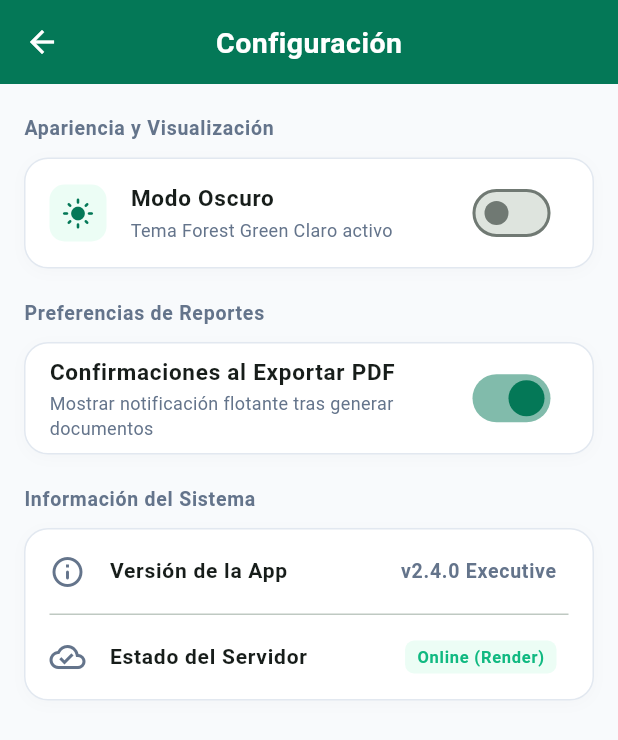
After one commit to LuisYepes601/inventario_unidad_4, a Flutter app: the ConfiguracionesScreen screen opened directly, on a phone screen of 412 x 824 dp. The commit adds this screen. Shown: the top 740 px of the screen. Run offline on Flutter 3.47's test engine with Material 3 defaults, Android fonts, the phone set to English and light mode, and no system bars; our stand-ins replace image_picker, pdf, printing; network calls fail.

Commit message:
first change

```diff
--- /dev/null
+++ b/lib/config/screens/configuraciones_screen.dart
@@ -0,0 +1,163 @@
+import 'package:flutter/material.dart';
+import '../../../config/theme_provider.dart';
+
+class ConfiguracionesScreen extends StatefulWidget {
+  const ConfiguracionesScreen({super.key});
+
+  @override
+  State<ConfiguracionesScreen> createState() => _ConfiguracionesScreenState();
+}
+
+class _ConfiguracionesScreenState extends State<ConfiguracionesScreen> {
+  bool _notificacionesVisuales = true;
+
+  static const darkForestGreen = Color(0xFF047857);
+  static const softGreenBg = Color(0xFFECFDF5);
+  static const slateDark = Color(0xFF0F172A);
+  static const slateMuted = Color(0xFF64748B);
+
+  @override
+  Widget build(BuildContext context) {
+    final isDark = Theme.of(context).brightness == Brightness.dark;
+
+    return Scaffold(
+      appBar: AppBar(
+        title: const Text(
+          'Configuración',
+          style: TextStyle(fontWeight: FontWeight.bold, fontSize: 19, letterSpacing: 0.3),
+        ),
+        centerTitle: true,
+      ),
+      body: ListView(
+        padding: const EdgeInsets.symmetric(horizontal: 16, vertical: 20),
+        children: [
+          // --- SECCIÓN: APARIENCIA Y TEMA ---
+          _buildSectionHeader('Apariencia y Visualización'),
+          const SizedBox(height: 10),
+          _buildSettingsCard(
+            context,
+            child: ListTile(
+              leading: Container(
+                padding: const EdgeInsets.all(8),
+                decoration: BoxDecoration(
+                  color: isDark ? const Color(0xFF334155) : softGreenBg,
+                  borderRadius: BorderRadius.circular(10),
+                ),
+                child: Icon(
+                  isDark ? Icons.dark_mode_rounded : Icons.light_mode_rounded,
+                  color: isDark ? const Color(0xFF10B981) : darkForestGreen,
+                  size: 22,
+                ),
+              ),
+              title: const Text(
+                'Modo Oscuro',
+                style: TextStyle(fontWeight: FontWeight.bold, fontSize: 15),
+              ),
+              subtitle: Text(
+                isDark ? 'Tema Slate Dark activo' : 'Tema Forest Green Claro activo',
+                style: const TextStyle(fontSize: 12, color: slateMuted),
+              ),
+              trailing: Switch.adaptive(
+                value: themeProvider.isDarkMode,
+                activeColor: const Color(0xFF10B981),
+                onChanged: (val) {
+                  setState(() {
+                    themeProvider.toggleTheme(val);
+                  });
+                },
+              ),
+            ),
+          ),
+          const SizedBox(height: 20),
+
+          // --- SECCIÓN: SISTEMA Y REPORTES ---
+          _buildSectionHeader('Preferencias de Reportes'),
+          const SizedBox(height: 10),
+          _buildSettingsCard(
+            context,
+            child: Column(
+              children: [
+                SwitchListTile.adaptive(
+                  value: _notificacionesVisuales,
+                  activeColor: isDark ? const Color(0xFF10B981) : darkForestGreen,
+                  title: const Text(
+                    'Confirmaciones al Exportar PDF',
+                    style: TextStyle(fontWeight: FontWeight.bold, fontSize: 15),
+                  ),
+                  subtitle: const Text(
+                    'Mostrar notificación flotante tras generar documentos',
+                    style: TextStyle(fontSize: 12, color: slateMuted),
+                  ),
+                  onChanged: (val) => setState(() => _notificacionesVisuales = val),
+                ),
+              ],
+            ),
+          ),
+          const SizedBox(height: 20),
+
+          // --- SECCIÓN: INFORMACIÓN DE LA APP ---
+          _buildSectionHeader('Información del Sistema'),
+          const SizedBox(height: 10),
+          _buildSettingsCard(
+            context,
+            child: Column(
+              children: [
+                const ListTile(
+                  leading: Icon(Icons.info_outline_rounded, color: slateMuted),
+                  title: Text('Versión de la App', style: TextStyle(fontWeight: FontWeight.bold, fontSize: 14)),
+                  trailing: Text('v2.4.0 Executive', style: TextStyle(color: slateMuted, fontWeight: FontWeight.bold, fontSize: 13)),
+                ),
+                const Divider(height: 1, indent: 16, endIndent: 16),
+                ListTile(
+                  leading: const Icon(Icons.cloud_done_outlined, color: slateMuted),
+                  title: const Text('Estado del Servidor', style: TextStyle(fontWeight: FontWeight.bold, fontSize: 14)),
+                  trailing: Container(
+                    padding: const EdgeInsets.symmetric(horizontal: 8, vertical: 3),
+                    decoration: BoxDecoration(
+                      color: isDark ? const Color(0xFF064E3B) : softGreenBg,
+                      borderRadius: BorderRadius.circular(6),
+                    ),
+                    child: const Text('Online (Render)', style: TextStyle(color: Color(0xFF10B981), fontSize: 11, fontWeight: FontWeight.bold)),
+                  ),
+                ),
+              ],
+            ),
+          ),
+        ],
+      ),
+    );
+  }
+
+  Widget _buildSectionHeader(String title) {
+    return Text(
+      title,
+      style: const TextStyle(
+        fontSize: 13,
+        fontWeight: FontWeight.bold,
+        color: slateMuted,
+        letterSpacing: 0.5,
+      ),
+    );
+  }
+
+  Widget _buildSettingsCard(BuildContext context, {required Widget child}) {
+    final isDark = Theme.of(context).brightness == Brightness.dark;
+    return Container(
+      decoration: BoxDecoration(
+        color: isDark ? const Color(0xFF1E293B) : Colors.white,
+        borderRadius: BorderRadius.circular(16),
+        border: Border.all(
+          color: isDark ? const Color(0xFF334155) : const Color(0xFFE2E8F0),
+        ),
+        boxShadow: [
+          BoxShadow(
+            color: Colors.black.withOpacity(0.02),
+            blurRadius: 8,
+            offset: const Offset(0, 2),
+          ),
+        ],
+      ),
+      child: child,
+    );
+  }
+}
--- /dev/null
+++ b/lib/config/theme_provider.dart
@@ -0,0 +1,58 @@
+import 'package:flutter/material.dart';
+
+class ThemeProvider extends ChangeNotifier {
+  ThemeMode _themeMode = ThemeMode.light;
+
+  ThemeMode get themeMode => _themeMode;
+  bool get isDarkMode => _themeMode == ThemeMode.dark;
+
+  void toggleTheme(bool isDark) {
+    _themeMode = isDark ? ThemeMode.dark : ThemeMode.light;
+    notifyListeners();
+  }
+
+  // Tema Claro Executive Forest Green
+  static final lightTheme = ThemeData(
+    useMaterial3: true,
+    brightness: Brightness.light,
+    primaryColor: const Color(0xFF047857),
+    scaffoldBackgroundColor: const Color(0xFFF8FAFC),
+    colorScheme: ColorScheme.fromSeed(
+      seedColor: const Color(0xFF047857),
+      brightness: Brightness.light,
+      primary: const Color(0xFF047857),
+      surface: Colors.white,
+      background: const Color(0xFFF8FAFC),
+    ),
+    appBarTheme: const AppBarTheme(
+      backgroundColor: Color(0xFF047857),
+      foregroundColor: Colors.white,
+      elevation: 0,
+    ),
+    cardColor: Colors.white,
+  );
+
+  // Tema Oscuro Executive Slate & Emerald
+  static final darkTheme = ThemeData(
+    useMaterial3: true,
+    brightness: Brightness.dark,
+    primaryColor: const Color(0xFF10B981),
+    scaffoldBackgroundColor: const Color(0xFF0F172A),
+    colorScheme: ColorScheme.fromSeed(
+      seedColor: const Color(0xFF10B981),
+      brightness: Brightness.dark,
+      primary: const Color(0xFF10B981),
+      surface: const Color(0xFF1E293B),
+      background: const Color(0xFF0F172A),
+    ),
+    appBarTheme: const AppBarTheme(
+      backgroundColor: Color(0xFF1E293B),
+      foregroundColor: Colors.white,
+      elevation: 0,
+    ),
+    cardColor: const Color(0xFF1E293B),
+  );
+}
+
+// Instancia global accesible en toda la app
+final themeProvider = ThemeProvider();
--- a/pubspec.yaml
+++ b/pubspec.yaml
@@ -36,6 +36,8 @@ dependencies:
   # Use with the CupertinoIcons class for iOS style icons.
   cupertino_icons: ^1.0.8
   image_picker: ^1.2.4
+  pdf: ^3.13.1
+  printing: ^5.15.1
 
 dev_dependencies:
   flutter_test:
```
Also changed, not shown: lib/features/productos/screens/productos_screen.dart (+140 -52 lines), lib/features/reportes/services/pdf_export_service.dart (added, +109 -0 lines), lib/main.dart (+14 -19 lines), pubspec.lock, 5 other files.
